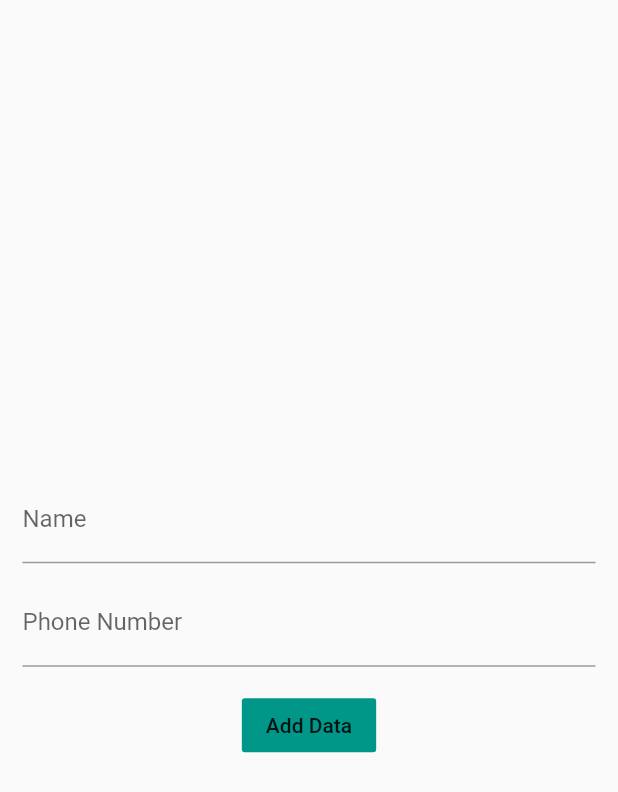
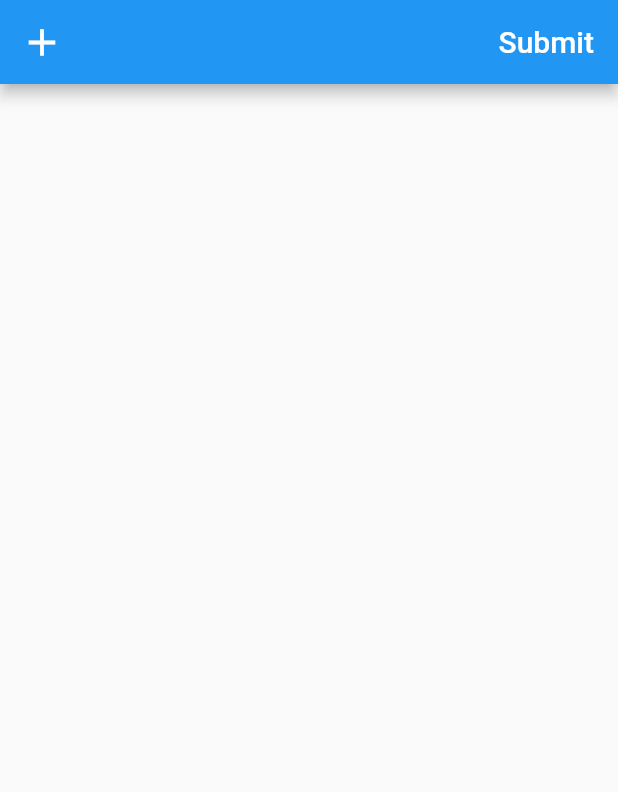
Before and after one commit to DevStack06/Flutter-Model-Classes, a Flutter app: the screen it shows after launch, on a phone screen of 412 x 824 dp. Shown: the top 792 px of the screen. Run offline on Flutter 3.47's test engine with Material 2 defaults, Android fonts, the phone set to English and light mode, and no system bars; generated files the repository leaves out were written again.

Commit message:
list data

```diff
--- a/ModelClassesWork/modelapp/lib/main.dart
+++ b/ModelClassesWork/modelapp/lib/main.dart
@@ -1,5 +1,6 @@
 import 'package:flutter/material.dart';
 import 'package:modelapp/pages/addData.dart';
+import 'package:modelapp/pages/listData.dart';
 import 'package:modelapp/pages/myapp.dart';
 
 void main() {
@@ -12,7 +13,7 @@ class AppContainer extends StatelessWidget {
   @override
   Widget build(BuildContext context) {
     return MaterialApp(
-      home: AppData(),
+      home: ListData(),
     );
   }
 }
--- /dev/null
+++ b/ModelClassesWork/modelapp/lib/pages/listData.dart
@@ -0,0 +1,111 @@
+import 'package:flutter/material.dart';
+import 'package:modelapp/Model/listModel.dart';
+import 'package:modelapp/Model/model.dart';
+import 'package:http/http.dart' as http;
+import 'dart:convert';
+
+import 'myapp.dart';
+
+class ListData extends StatefulWidget {
+  ListData({Key key}) : super(key: key);
+
+  @override
+  _ListDataState createState() => _ListDataState();
+}
+
+class _ListDataState extends State<ListData> {
+  TextEditingController _name = TextEditingController();
+  TextEditingController _phone = TextEditingController();
+  ListModel listModel = ListModel();
+  @override
+  void initState() {
+    // TODO: implement initState
+    super.initState();
+    listModel.data = List<Model>();
+  }
+
+  @override
+  Widget build(BuildContext context) {
+    return Scaffold(
+      appBar: AppBar(
+        leading: IconButton(
+            icon: Icon(
+              Icons.add,
+              size: 30,
+              color: Colors.white,
+            ),
+            onPressed: () {
+              showModalBottomSheet(
+                  context: context, builder: (builder) => bottomsheet());
+            }),
+        actions: <Widget>[
+          FlatButton(
+              onPressed: submit,
+              child: Text(
+                "Submit",
+                style: TextStyle(
+                  color: Colors.white,
+                  fontSize: 20,
+                ),
+              ))
+        ],
+      ),
+      body: ListView.builder(
+          itemCount: listModel.data == null ? 0 : listModel.data.length,
+          itemBuilder: (BuildContext context, index) => Column(
+                children: <Widget>[
+                  Text(listModel.data[index].name),
+                  Text(listModel.data[index].phonenumber),
+                ],
+              )),
+    );
+  }
+
+  Widget bottomsheet() {
+    return Container(
+      // height: 300,
+      child: Padding(
+        padding: const EdgeInsets.symmetric(horizontal: 20, vertical: 10),
+        child: Column(
+          children: <Widget>[
+            TextFormField(
+              controller: _name,
+              decoration: InputDecoration(labelText: "Name"),
+            ),
+            SizedBox(
+              height: 10,
+            ),
+            TextFormField(
+              controller: _phone,
+              decoration: InputDecoration(labelText: "Phonr Number"),
+            ),
+            SizedBox(
+              height: 30,
+            ),
+            FlatButton(
+              onPressed: addData,
+              child: Text("Add"),
+              color: Colors.yellow,
+            )
+          ],
+        ),
+      ),
+    );
+  }
+
+  void addData() {
+    setState(() {
+      listModel.data.add(Model(name: _name.text, phonenumber: _phone.text));
+    });
+    Navigator.pop(context);
+  }
+
+  void submit() {
+    var resppnse = http.post(
+      "http://192.168.43.92:5000/profile/addAll/",
+      headers: {"Content-type": "application/json"},
+      body: json.encode(listModel.toJson()),
+    );
+    Navigator.push(context, MaterialPageRoute(builder: (context) => MyApp()));
+  }
+}
```
